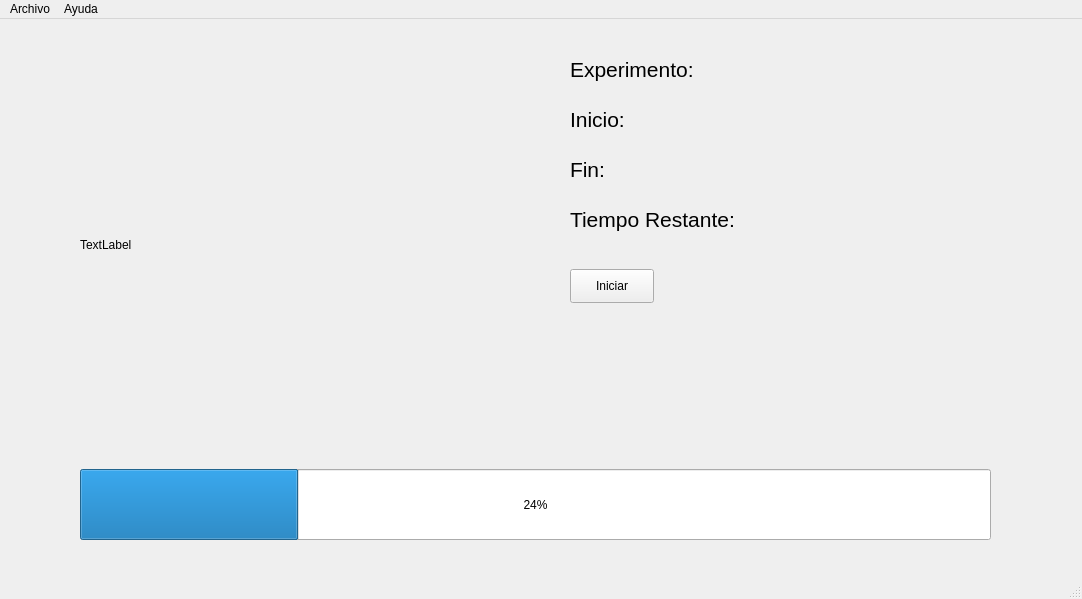
Old version of the form static/main.ui in the repository Rmejiaz/SeedGUI.
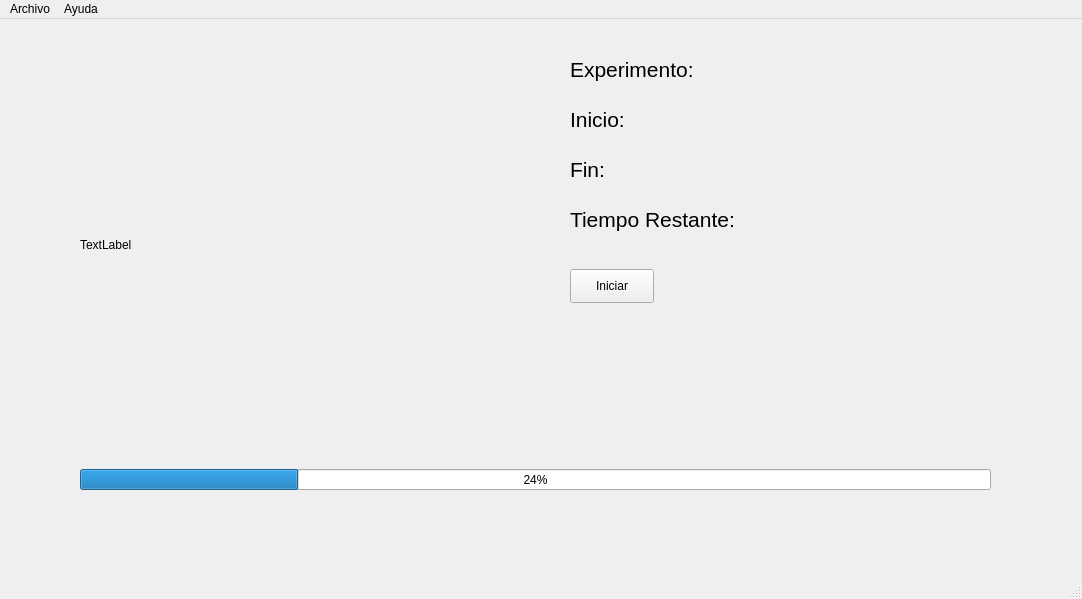
New version of the form.

```diff
--- a/static/main.ui
+++ b/static/main.ui
@@ -33,7 +33,7 @@
       <x>80</x>
       <y>450</y>
       <width>911</width>
-      <height>71</height>
+      <height>21</height>
      </rect>
     </property>
     <property name="value">
```
Left out of the diff: 2 changed lines with no effect on the pictures.
